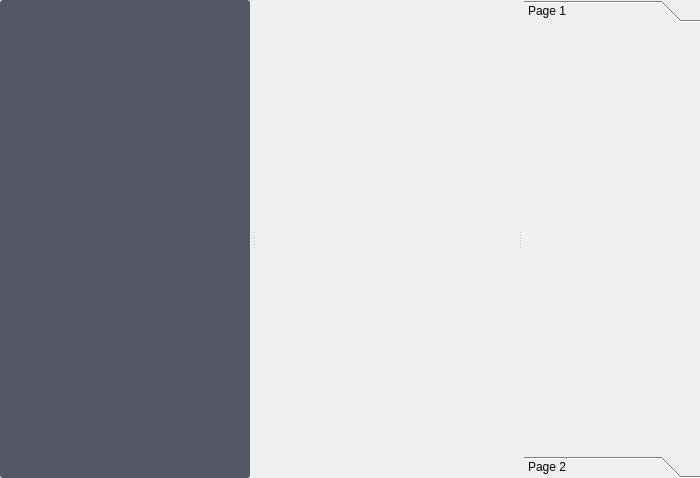
Qt form TurboGrade/ui/codeview.ui (wassgha/TurboGrade) before a commit.
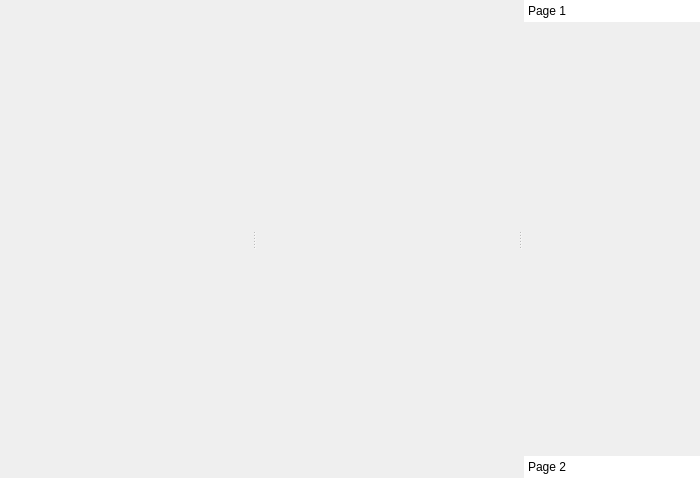
The same form after that commit. Icons and pictures are not drawn. Custom widgets are drawn as their Qt base class.

Commit message: UI Improvements (dark theme)

Patch:
```diff
--- a/TurboGrade/ui/codeview.ui
+++ b/TurboGrade/ui/codeview.ui
@@ -14,17 +14,34 @@
    <string>CodeView</string>
   </property>
   <property name="styleSheet">
-   <string notr="true">#treeView {
+   <string notr="true">QTreeView#treeView {
         /* background: rgb(66, 76, 96); */
-		background: #535663;
+		/* background: #535663; */
+		background: transparent;
         border: none;
         color: white;
         padding-top: 10px;
-        border-radius: 3px;
+        /* border-radius: 3px; */
+    	   show-decoration-selected: 1;
+}
+
+QTreeView::item {
+	color: #aab0bc;
+}
+
+QTreeView::branch:selected,
+QTreeView::item:selected,
+QTreeView::item:selected:active,
+QTreeView::item:selected:!active {
+	background: #2b2f3b;
+	color: white;
 }
 
 QSplitter::handle:horizontal {
         image: url(:/misc/res/splitter.png);
+}
+QToolBox#toolBox::tab {
+	background: white;
 }</string>
   </property>
   <layout class="QGridLayout" name="gridLayout_2">
```
Left out of the diff: 7 changed lines with no effect on the pictures. The commit also changes 7 other files.
